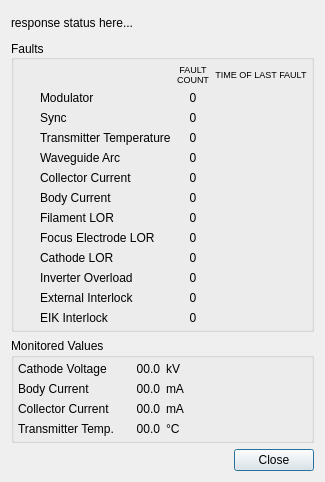
Before: the Qt Designer form src/hcrgui/XmitDetails.ui in NCAR/HCR_instrument, drawn with Qt 5.
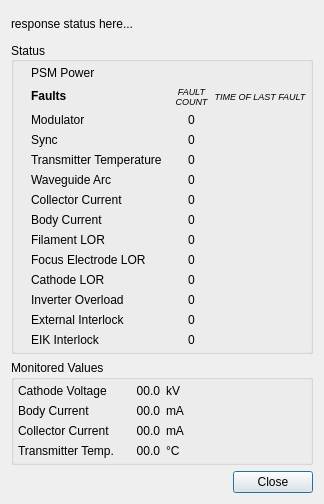
After: the same form once the commit is applied. Icons and pictures are not drawn.

Commit message: Add PSM power state to the XmitDetails widget.

Diff of the .ui file:
```diff
--- a/src/hcrgui/XmitDetails.ui
+++ b/src/hcrgui/XmitDetails.ui
@@ -6,8 +6,8 @@
    <rect>
     <x>0</x>
     <y>0</y>
-    <width>325</width>
-    <height>482</height>
+    <width>324</width>
+    <height>504</height>
    </rect>
   </property>
   <property name="windowTitle">
@@ -17,7 +17,30 @@
    <bool>false</bool>
   </property>
   <layout class="QGridLayout" name="gridLayout">
-   <item row="1" column="0" colspan="3">
+   <item row="3" column="2">
+    <widget class="QDialogButtonBox" name="buttonBox">
+     <property name="orientation">
+      <enum>Qt::Horizontal</enum>
+     </property>
+     <property name="standardButtons">
+      <set>QDialogButtonBox::Close</set>
+     </property>
+    </widget>
+   </item>
+   <item row="0" column="0" colspan="3">
+    <widget class="QLabel" name="respondingLabel">
+     <property name="sizePolicy">
+      <sizepolicy hsizetype="MinimumExpanding" vsizetype="Preferred">
+       <horstretch>0</horstretch>
+       <verstretch>0</verstretch>
+      </sizepolicy>
+     </property>
+     <property name="text">
+      <string>response status here...</string>
+     </property>
+    </widget>
+   </item>
+   <item row="1" column="0" rowspan="2" colspan="3">
     <widget class="QFrame" name="statusFrame">
      <property name="frameShape">
       <enum>QFrame::NoFrame</enum>
@@ -41,7 +64,7 @@
          </sizepolicy>
         </property>
         <property name="title">
-         <string>Faults</string>
+         <string>Status</string>
         </property>
         <property name="alignment">
          <set>Qt::AlignLeading|Qt::AlignLeft|Qt::AlignVCenter</set>
@@ -56,14 +79,14 @@
          <property name="margin">
           <number>4</number>
          </property>
-         <item row="10" column="1">
+         <item row="12" column="1">
           <widget class="QLabel" name="inverterOverloadFaultLabel">
            <property name="text">
             <string>Inverter Overload</string>
            </property>
           </widget>
          </item>
-         <item row="2" column="3">
+         <item row="4" column="3">
           <widget class="QLabel" name="syncFaultTime">
            <property name="text">
             <string/>
@@ -73,7 +96,7 @@
            </property>
           </widget>
          </item>
-         <item row="0" column="2">
+         <item row="2" column="2">
           <widget class="QLabel" name="faultCountColumnTitle">
            <property name="font">
             <font>
@@ -83,15 +106,14 @@
             </font>
            </property>
            <property name="text">
-            <string>FAULT
-COUNT</string>
+            <string>&lt;em&gt;FAULT&lt;br&gt;COUNT&lt;/em&gt;</string>
            </property>
            <property name="alignment">
             <set>Qt::AlignCenter</set>
            </property>
           </widget>
          </item>
-         <item row="0" column="3">
+         <item row="2" column="3">
           <widget class="QLabel" name="faultTimeColumnTitle">
            <property name="font">
             <font>
@@ -99,7 +121,7 @@
             </font>
            </property>
            <property name="text">
-            <string>TIME OF LAST FAULT</string>
+            <string>&lt;em&gt;TIME OF LAST FAULT&lt;/em&gt;</string>
            </property>
            <property name="scaledContents">
             <bool>false</bool>
@@ -109,7 +131,7 @@
            </property>
           </widget>
          </item>
-         <item row="1" column="0">
+         <item row="3" column="0">
           <widget class="QLabel" name="modulatorFaultIcon">
            <property name="sizePolicy">
             <sizepolicy hsizetype="Preferred" vsizetype="Preferred">
@@ -123,9 +145,12 @@
            <property name="pixmap">
             <pixmap resource="HcrGuiMainWindow.qrc">:/greenLED_off.png</pixmap>
            </property>
+           <property name="alignment">
+            <set>Qt::AlignCenter</set>
+           </property>
           </widget>
          </item>
-         <item row="1" column="1">
+         <item row="3" column="1">
           <widget class="QLabel" name="modulatorFaultLabel">
            <property name="sizePolicy">
             <sizepolicy hsizetype="Preferred" vsizetype="Preferred">
@@ -141,7 +166,7 @@
            </property>
           </widget>
          </item>
-         <item row="1" column="2">
+         <item row="3" column="2">
           <widget class="QLabel" name="modulatorFaultCount">
            <property name="text">
             <string>0</string>
@@ -151,7 +176,7 @@
            </property>
           </widget>
          </item>
-         <item row="1" column="3">
+         <item row="3" column="3">
           <widget class="QLabel" name="modulatorFaultTime">
            <property name="text">
             <string/>
@@ -161,7 +186,7 @@
            </property>
           </widget>
          </item>
-         <item row="2" column="0">
+         <item row="4" column="0">
           <widget class="QLabel" name="syncFaultIcon">
            <property name="sizePolicy">
             <sizepolicy hsizetype="Preferred" vsizetype="Preferred">
@@ -175,9 +200,12 @@
            <property name="pixmap">
             <pixmap resource="HcrGuiMainWindow.qrc">:/greenLED_off.png</pixmap>
            </property>
+           <property name="alignment">
+            <set>Qt::AlignCenter</set>
+           </property>
           </widget>
          </item>
-         <item row="2" column="1">
+         <item row="4" column="1">
           <widget class="QLabel" name="syncFaultLabel">
            <property name="sizePolicy">
             <sizepolicy hsizetype="Preferred" vsizetype="Preferred">
@@ -190,7 +218,7 @@
            </property>
           </widget>
          </item>
-         <item row="2" column="2">
+         <item row="4" column="2">
           <widget class="QLabel" name="syncFaultCount">
            <property name="text">
             <string>0</string>
@@ -200,7 +228,7 @@
            </property>
           </widget>
          </item>
-         <item row="3" column="0">
+         <item row="5" column="0">
           <widget class="QLabel" name="xmitterTempFaultIcon">
            <property name="sizePolicy">
             <sizepolicy hsizetype="Preferred" vsizetype="Preferred">
@@ -214,9 +242,12 @@
            <property name="pixmap">
             <pixmap resource="HcrGuiMainWindow.qrc">:/greenLED_off.png</pixmap>
            </property>
+           <property name="alignment">
+            <set>Qt::AlignCenter</set>
+           </property>
           </widget>
          </item>
-         <item row="3" column="1">
+         <item row="5" column="1">
           <widget class="QLabel" name="xmitterTempFaultLabel">
            <property name="sizePolicy">
             <sizepolicy hsizetype="Preferred" vsizetype="Preferred">
@@ -229,7 +260,7 @@
            </property>
           </widget>
          </item>
-         <item row="3" column="2">
+         <item row="5" column="2">
           <widget class="QLabel" name="xmitterTempFaultCount">
            <property name="text">
             <string>0</string>
@@ -239,7 +270,7 @@
            </property>
           </widget>
          </item>
-         <item row="3" column="3">
+         <item row="5" column="3">
           <widget class="QLabel" name="xmitterTempFaultTime">
            <property name="text">
             <string/>
@@ -249,7 +280,7 @@
            </property>
           </widget>
          </item>
-         <item row="4" column="0">
+         <item row="6" column="0">
           <widget class="QLabel" name="wgArcFaultIcon">
            <property name="sizePolicy">
             <sizepolicy hsizetype="Preferred" vsizetype="Preferred">
@@ -263,9 +294,12 @@
            <property name="pixmap">
             <pixmap resource="HcrGuiMainWindow.qrc">:/greenLED_off.png</pixmap>
            </property>
+           <property name="alignment">
+            <set>Qt::AlignCenter</set>
+           </property>
           </widget>
          </item>
-         <item row="4" column="1">
+         <item row="6" column="1">
           <widget class="QLabel" name="wgArcFaultLabel">
            <property name="sizePolicy">
             <sizepolicy hsizetype="Preferred" vsizetype="Preferred">
@@ -278,7 +312,7 @@
            </property>
           </widget>
          </item>
-         <item row="4" column="2">
+         <item row="6" column="2">
           <widget class="QLabel" name="wgArcFaultCount">
            <property name="text">
             <string>0</string>
@@ -288,7 +322,7 @@
            </property>
           </widget>
          </item>
-         <item row="4" column="3">
+         <item row="6" column="3">
           <widget class="QLabel" name="wgArcFaultTime">
            <property name="text">
             <string/>
@@ -298,7 +332,7 @@
            </property>
           </widget>
          </item>
-         <item row="5" column="0">
+         <item row="7" column="0">
           <widget class="QLabel" name="collectorCurrFaultIcon">
            <property name="sizePolicy">
             <sizepolicy hsizetype="Preferred" vsizetype="Preferred">
@@ -312,9 +346,12 @@
            <property name="pixmap">
             <pixmap resource="HcrGuiMainWindow.qrc">:/greenLED_off.png</pixmap>
            </property>
+           <property name="alignment">
+            <set>Qt::AlignCenter</set>
+           </property>
           </widget>
          </item>
-         <item row="5" column="1">
+         <item row="7" column="1">
           <widget class="QLabel" name="collectorCurrFaultLabel">
            <property name="sizePolicy">
             <sizepolicy hsizetype="Preferred" vsizetype="Preferred">
@@ -327,7 +364,7 @@
            </property>
           </widget>
          </item>
-         <item row="5" column="2">
+         <item row="7" column="2">
           <widget class="QLabel" name="collectorCurrFaultCount">
            <property name="text">
             <string>0</string>
@@ -337,7 +374,7 @@
            </property>
           </widget>
          </item>
-         <item row="5" column="3">
+         <item row="7" column="3">
           <widget class="QLabel" name="collectorCurrFaultTime">
            <property name="text">
             <string/>
@@ -347,7 +384,7 @@
            </property>
           </widget>
          </item>
-         <item row="6" column="0">
+         <item row="8" column="0">
           <widget class="QLabel" name="bodyCurrFaultIcon">
            <property name="sizePolicy">
             <sizepolicy hsizetype="Preferred" vsizetype="Preferred">
@@ -361,9 +398,12 @@
            <property name="pixmap">
             <pixmap resource="HcrGuiMainWindow.qrc">:/greenLED_off.png</pixmap>
            </property>
+           <property name="alignment">
+            <set>Qt::AlignCenter</set>
+           </property>
           </widget>
          </item>
-         <item row="6" column="1">
+         <item row="8" column="1">
           <widget class="QLabel" name="bodyCurrFaultLabel">
            <property name="sizePolicy">
             <sizepolicy hsizetype="Preferred" vsizetype="Preferred">
@@ -376,7 +416,7 @@
            </property>
           </widget>
          </item>
-         <item row="6" column="2">
+         <item row="8" column="2">
           <widget class="QLabel" name="bodyCurrFaultCount">
            <property name="text">
             <string>0</string>
@@ -386,7 +426,7 @@
            </property>
           </widget>
          </item>
-         <item row="6" column="3">
+         <item row="8" column="3">
           <widget class="QLabel" name="bodyCurrFaultTime">
            <property name="text">
             <string/>
@@ -396,7 +436,7 @@
            </property>
           </widget>
          </item>
-         <item row="7" column="0">
+         <item row="9" column="0">
           <widget class="QLabel" name="filamentLorFaultIcon">
            <property name="sizePolicy">
             <sizepolicy hsizetype="Preferred" vsizetype="Preferred">
@@ -410,9 +450,12 @@
            <property name="pixmap">
             <pixmap resource="HcrGuiMainWindow.qrc">:/greenLED_off.png</pixmap>
            </property>
+           <property name="alignment">
+            <set>Qt::AlignCenter</set>
+           </property>
           </widget>
          </item>
-         <item row="7" column="2">
+         <item row="9" column="2">
           <widget class="QLabel" name="filamentLorFaultCount">
            <property name="text">
             <string>0</string>
@@ -422,7 +465,7 @@
            </property>
           </widget>
          </item>
-         <item row="7" column="3">
+         <item row="9" column="3">
           <widget class="QLabel" name="filamentLorFaultTime">
            <property name="text">
             <string/>
@@ -432,7 +475,7 @@
            </property>
           </widget>
          </item>
-         <item row="8" column="0">
+         <item row="10" column="0">
           <widget class="QLabel" name="focusElectrodeLorFaultIcon">
            <property name="sizePolicy">
             <sizepolicy hsizetype="Preferred" vsizetype="Preferred">
@@ -446,9 +489,12 @@
            <property name="pixmap">
             <pixmap resource="HcrGuiMainWindow.qrc">:/greenLED_off.png</pixmap>
            </property>
+           <property name="alignment">
+            <set>Qt::AlignCenter</set>
+           </property>
           </widget>
          </item>
-         <item row="8" column="1">
+         <item row="10" column="1">
           <widget class="QLabel" name="focusElectrodeLorFaultLabel">
            <property name="sizePolicy">
             <sizepolicy hsizetype="Preferred" vsizetype="Preferred">
@@ -461,7 +507,7 @@
            </property>
           </widget>
          </item>
-         <item row="8" column="2">
+         <item row="10" column="2">
           <widget class="QLabel" name="focusElectrodeLorFaultCount">
            <property name="text">
             <string>0</string>
@@ -471,7 +517,7 @@
            </property>
           </widget>
          </item>
-         <item row="8" column="3">
+         <item row="10" column="3">
           <widget class="QLabel" name="focusElectrodeLorFaultTime">
            <property name="text">
             <string/>
@@ -481,7 +527,7 @@
            </property>
           </widget>
          </item>
-         <item row="9" column="0">
+         <item row="11" column="0">
           <widget class="QLabel" name="cathodeLorFaultIcon">
            <property name="sizePolicy">
             <sizepolicy hsizetype="Preferred" vsizetype="Preferred">
@@ -495,9 +541,12 @@
            <property name="pixmap">
             <pixmap resource="HcrGuiMainWindow.qrc">:/greenLED_off.png</pixmap>
            </property>
+           <property name="alignment">
+            <set>Qt::AlignCenter</set>
+           </property>
           </widget>
          </item>
-         <item row="9" column="1">
+         <item row="11" column="1">
           <widget class="QLabel" name="cathodeLorFaultLabel">
            <property name="sizePolicy">
             <sizepolicy hsizetype="Preferred" vsizetype="Preferred">
@@ -510,7 +559,7 @@
            </property>
           </widget>
          </item>
-         <item row="9" column="2">
+         <item row="11" column="2">
           <widget class="QLabel" name="cathodeLorFaultCount">
            <property name="text">
             <string>0</string>
@@ -520,7 +569,7 @@
            </property>
           </widget>
          </item>
-         <item row="9" column="3">
+         <item row="11" column="3">
           <widget class="QLabel" name="cathodeLorFaultTime">
            <property name="text">
             <string/>
@@ -530,7 +579,7 @@
            </property>
           </widget>
          </item>
-         <item row="10" column="0">
+         <item row="12" column="0">
           <widget class="QLabel" name="inverterOverloadFaultIcon">
            <property name="text">
             <string/>
@@ -538,9 +587,12 @@
            <property name="pixmap">
             <pixmap resource="HcrGuiMainWindow.qrc">:/greenLED_off.png</pixmap>
            </property>
+           <property name="alignment">
+            <set>Qt::AlignCenter</set>
+           </property>
           </widget>
          </item>
-         <item row="10" column="2">
+         <item row="12" column="2">
           <widget class="QLabel" name="inverterOverloadFaultCount">
            <property name="text">
             <string>0</string>
@@ -550,7 +602,7 @@
            </property>
           </widget>
          </item>
-         <item row="10" column="3">
+         <item row="12" column="3">
           <widget class="QLabel" name="inverterOverloadFaultTime">
            <property name="text">
             <string/>
@@ -560,7 +612,7 @@
            </property>
           </widget>
          </item>
-         <item row="11" column="0">
+         <item row="13" column="0">
           <widget class="QLabel" name="extInterlockFaultIcon">
            <property name="text">
             <string/>
@@ -568,16 +620,19 @@
            <property name="pixmap">
             <pixmap resource="HcrGuiMainWindow.qrc">:/greenLED_off.png</pixmap>
            </property>
+           <property name="alignment">
+            <set>Qt::AlignCenter</set>
+           </property>
           </widget>
          </item>
-         <item row="11" column="1">
+         <item row="13" column="1">
           <widget class="QLabel" name="extInterlockFaultLabel">
            <property name="text">
             <string>External Interlock</string>
            </property>
           </widget>
          </item>
-         <item row="11" column="2">
+         <item row="13" column="2">
           <widget class="QLabel" name="extInterlockFaultCount">
            <property name="text">
             <string>0</string>
@@ -587,7 +642,7 @@
            </property>
           </widget>
          </item>
-         <item row="11" column="3">
+         <item row="13" column="3">
           <widget class="QLabel" name="extInterlockFaultTime">
            <property name="text">
             <string/>
@@ -597,7 +652,7 @@
            </property>
           </widget>
          </item>
-         <item row="12" column="0">
+         <item row="14" column="0">
           <widget class="QLabel" name="eikInterlockFaultIcon">
            <property name="text">
             <string/>
@@ -605,16 +660,19 @@
            <property name="pixmap">
             <pixmap resource="HcrGuiMainWindow.qrc">:/greenLED_off.png</pixmap>
            </property>
+           <property name="alignment">
+            <set>Qt::AlignCenter</set>
+           </property>
           </widget>
          </item>
-         <item row="12" column="1">
+         <item row="14" column="1">
           <widget class="QLabel" name="eikInterlockFaultLabel">
            <property name="text">
             <string>EIK Interlock</string>
            </property>
           </widget>
          </item>
-         <item row="12" column="2">
+         <item row="14" column="2">
           <widget class="QLabel" name="eikInterlockFaultCount">
            <property name="text">
             <string>0</string>
@@ -624,7 +682,7 @@
            </property>
           </widget>
          </item>
-         <item row="12" column="3">
+         <item row="14" column="3">
           <widget class="QLabel" name="eikInterlockFaultTime">
            <property name="text">
             <string/>
@@ -634,7 +692,7 @@
            </property>
           </widget>
          </item>
-         <item row="7" column="1">
+         <item row="9" column="1">
           <widget class="QLabel" name="filamentLorFaultLabel">
            <property name="sizePolicy">
             <sizepolicy hsizetype="Preferred" vsizetype="Preferred">
@@ -647,6 +705,39 @@
            </property>
           </widget>
          </item>
+         <item row="0" column="0">
+          <widget class="QLabel" name="psmPowerIcon">
+           <property name="text">
+            <string/>
+           </property>
+           <property name="pixmap">
+            <pixmap resource="HcrGuiMainWindow.qrc">:/greenLED_off.png</pixmap>
+           </property>
+           <property name="alignment">
+            <set>Qt::AlignCenter</set>
+           </property>
+          </widget>
+         </item>
+         <item row="0" column="1">
+          <widget class="QLabel" name="psmPowerLabel">
+           <property name="sizePolicy">
+            <sizepolicy hsizetype="MinimumExpanding" vsizetype="Preferred">
+             <horstretch>0</horstretch>
+             <verstretch>0</verstretch>
+            </sizepolicy>
+           </property>
+           <property name="text">
+            <string>PSM Power</string>
+           </property>
+          </widget>
+         </item>
+         <item row="2" column="1">
+          <widget class="QLabel" name="label">
+           <property name="text">
+            <string>&lt;b&gt;Faults&lt;/b&gt;</string>
+           </property>
+          </widget>
+         </item>
         </layout>
        </widget>
       </item>
@@ -833,29 +924,6 @@
      </layout>
     </widget>
    </item>
-   <item row="2" column="2">
-    <widget class="QDialogButtonBox" name="buttonBox">
-     <property name="orientation">
-      <enum>Qt::Horizontal</enum>
-     </property>
-     <property name="standardButtons">
-      <set>QDialogButtonBox::Close</set>
-     </property>
-    </widget>
-   </item>
-   <item row="0" column="0" colspan="3">
-    <widget class="QLabel" name="respondingLabel">
-     <property name="sizePolicy">
-      <sizepolicy hsizetype="MinimumExpanding" vsizetype="Preferred">
-       <horstretch>0</horstretch>
-       <verstretch>0</verstretch>
-      </sizepolicy>
-     </property>
-     <property name="text">
-      <string>response status here...</string>
-     </property>
-    </widget>
-   </item>
   </layout>
  </widget>
  <resources>
```
Left out of the diff: 2 changed lines with no effect on the pictures. The commit also changes 1 other file.
